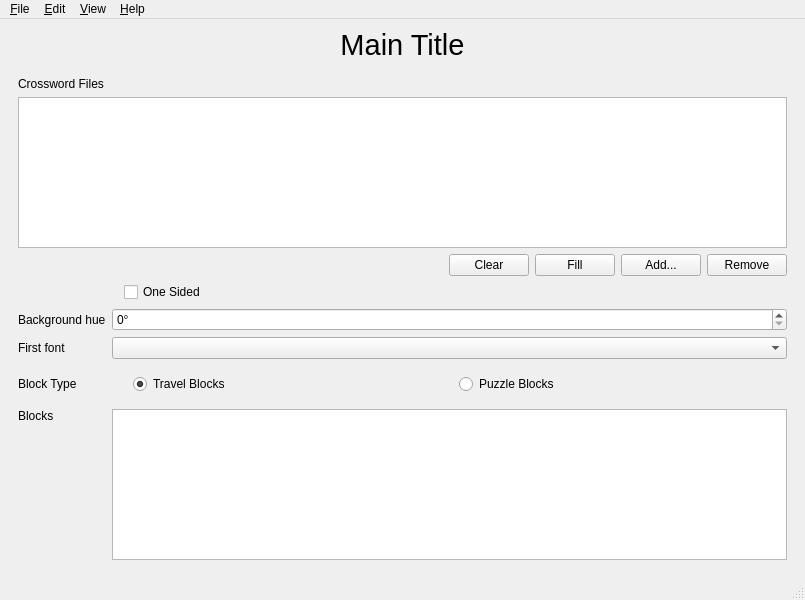
Above: four_letter_blocks/main_window.ui from donkirkby/four-letter-blocks before the change. Below: the same form after it.
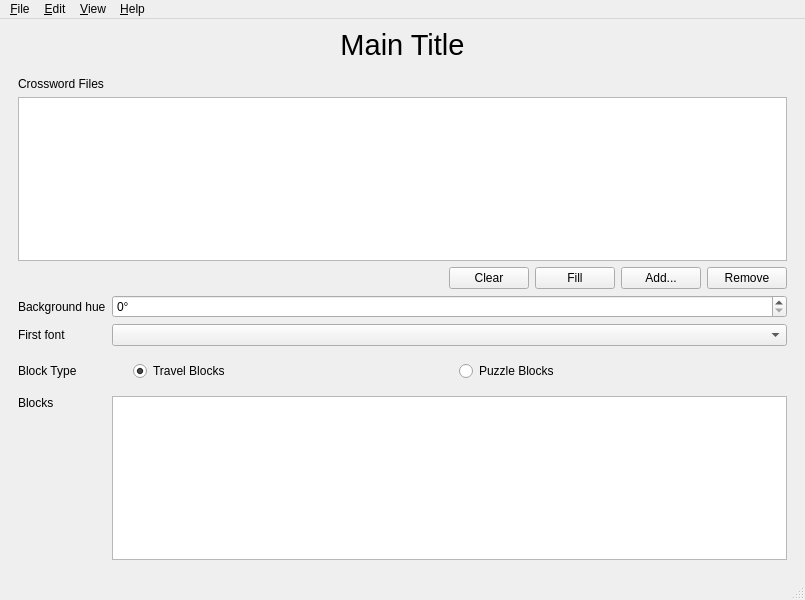
That is the form after the change. The open tabs and pages were chosen to show the change. Custom widgets are drawn as their Qt base class.

Commit message:
Get PuzzleSet to draw with frame pieces, for #64.
Drop OneSidedSet.

Patch:
```diff
--- a/four_letter_blocks/main_window.ui
+++ b/four_letter_blocks/main_window.ui
@@ -274,13 +274,6 @@
       </widget>
       <widget class="QWidget" name="set_tab">
        <layout class="QGridLayout" name="gridLayout">
-        <item row="7" column="0">
-         <widget class="QLabel" name="puzzle_set_font_label">
-          <property name="text">
-           <string>First font</string>
-          </property>
-         </widget>
-        </item>
         <item row="0" column="0" colspan="8">
          <widget class="QLabel" name="crossword_label">
           <property name="text">
@@ -288,34 +281,6 @@
           </property>
          </widget>
         </item>
-        <item row="2" column="4">
-         <widget class="QPushButton" name="puzzle_set_clear_button">
-          <property name="text">
-           <string>Clear</string>
-          </property>
-         </widget>
-        </item>
-        <item row="2" column="7">
-         <widget class="QPushButton" name="remove_button">
-          <property name="text">
-           <string>Remove</string>
-          </property>
-         </widget>
-        </item>
-        <item row="2" column="5">
-         <widget class="QPushButton" name="puzzle_set_fill_button">
-          <property name="text">
-           <string>Fill</string>
-          </property>
-         </widget>
-        </item>
-        <item row="6" column="0">
-         <widget class="QLabel" name="background_hue_label">
-          <property name="text">
-           <string>Background hue</string>
-          </property>
-         </widget>
-        </item>
         <item row="2" column="3">
          <spacer name="crossword_spacer">
           <property name="orientation">
@@ -329,50 +294,38 @@
           </property>
          </spacer>
         </item>
-        <item row="9" column="0">
-         <widget class="QLabel" name="puzzle_set_blocks_label">
-          <property name="text">
-           <string>Blocks</string>
-          </property>
-          <property name="alignment">
-           <set>Qt::AlignLeading|Qt::AlignLeft|Qt::AlignTop</set>
-          </property>
-         </widget>
-        </item>
-        <item row="1" column="0" colspan="8">
-         <widget class="QListWidget" name="crossword_files"/>
-        </item>
-        <item row="2" column="6">
-         <widget class="QPushButton" name="add_button">
-          <property name="text">
-           <string>Add...</string>
-          </property>
-         </widget>
-        </item>
-        <item row="7" column="1" colspan="7">
-         <widget class="QComboBox" name="puzzle_set_font_list"/>
-        </item>
-        <item row="9" column="1" colspan="7">
+        <item row="8" column="1" colspan="7">
          <widget class="QPlainTextEdit" name="puzzle_set_blocks"/>
         </item>
-        <item row="6" column="1" colspan="7">
-         <widget class="QSpinBox" name="background_hue">
-          <property name="suffix">
-           <string>°</string>
-          </property>
-          <property name="maximum">
-           <number>360</number>
-          </property>
-         </widget>
-        </item>
-        <item row="8" column="0">
+        <item row="7" column="0">
          <widget class="QLabel" name="label">
           <property name="text">
            <string>Block Type</string>
           </property>
          </widget>
         </item>
-        <item row="8" column="3" colspan="5">
+        <item row="2" column="4">
+         <widget class="QPushButton" name="puzzle_set_clear_button">
+          <property name="text">
+           <string>Clear</string>
+          </property>
+         </widget>
+        </item>
+        <item row="2" column="5">
+         <widget class="QPushButton" name="puzzle_set_fill_button">
+          <property name="text">
+           <string>Fill</string>
+          </property>
+         </widget>
+        </item>
+        <item row="2" column="7">
+         <widget class="QPushButton" name="remove_button">
+          <property name="text">
+           <string>Remove</string>
+          </property>
+         </widget>
+        </item>
+        <item row="7" column="3" colspan="5">
          <widget class="QWidget" name="widget" native="true">
           <layout class="QHBoxLayout" name="horizontalLayout">
            <item>
@@ -395,10 +348,50 @@
           </layout>
          </widget>
         </item>
-        <item row="4" column="3">
-         <widget class="QCheckBox" name="one_sided_checkbox">
+        <item row="6" column="1" colspan="7">
+         <widget class="QComboBox" name="puzzle_set_font_list"/>
+        </item>
+        <item row="1" column="0" colspan="8">
+         <widget class="QListWidget" name="crossword_files"/>
+        </item>
+        <item row="5" column="1" colspan="7">
+         <widget class="QSpinBox" name="background_hue">
+          <property name="suffix">
+           <string>°</string>
+          </property>
+          <property name="maximum">
+           <number>360</number>
+          </property>
+         </widget>
+        </item>
+        <item row="8" column="0">
+         <widget class="QLabel" name="puzzle_set_blocks_label">
           <property name="text">
-           <string>One Sided</string>
+           <string>Blocks</string>
+          </property>
+          <property name="alignment">
+           <set>Qt::AlignLeading|Qt::AlignLeft|Qt::AlignTop</set>
+          </property>
+         </widget>
+        </item>
+        <item row="5" column="0">
+         <widget class="QLabel" name="background_hue_label">
+          <property name="text">
+           <string>Background hue</string>
+          </property>
+         </widget>
+        </item>
+        <item row="2" column="6">
+         <widget class="QPushButton" name="add_button">
+          <property name="text">
+           <string>Add...</string>
+          </property>
+         </widget>
+        </item>
+        <item row="6" column="0">
+         <widget class="QLabel" name="puzzle_set_font_label">
+          <property name="text">
+           <string>First font</string>
           </property>
          </widget>
         </item>
```
Left out of the diff: 2 changed lines with no effect on the pictures. The commit also changes 21 other files.
